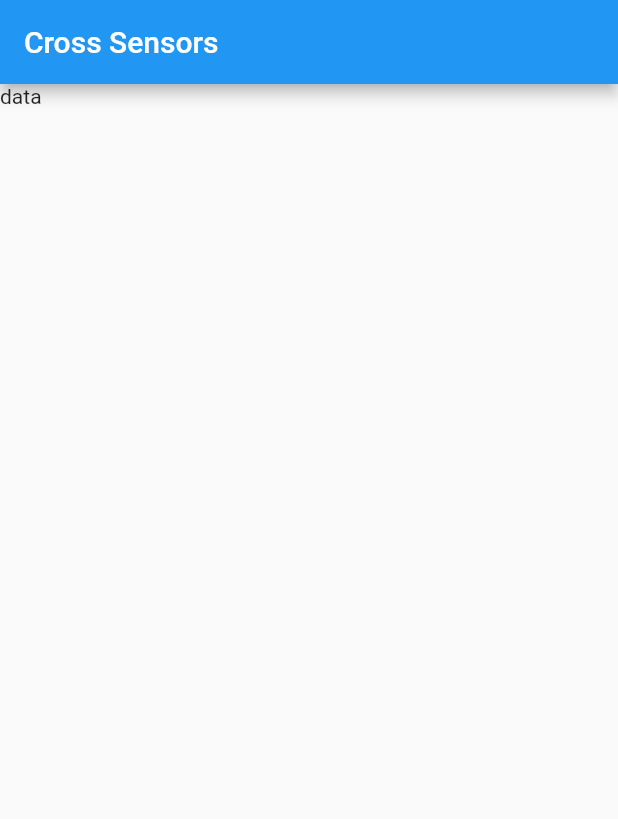
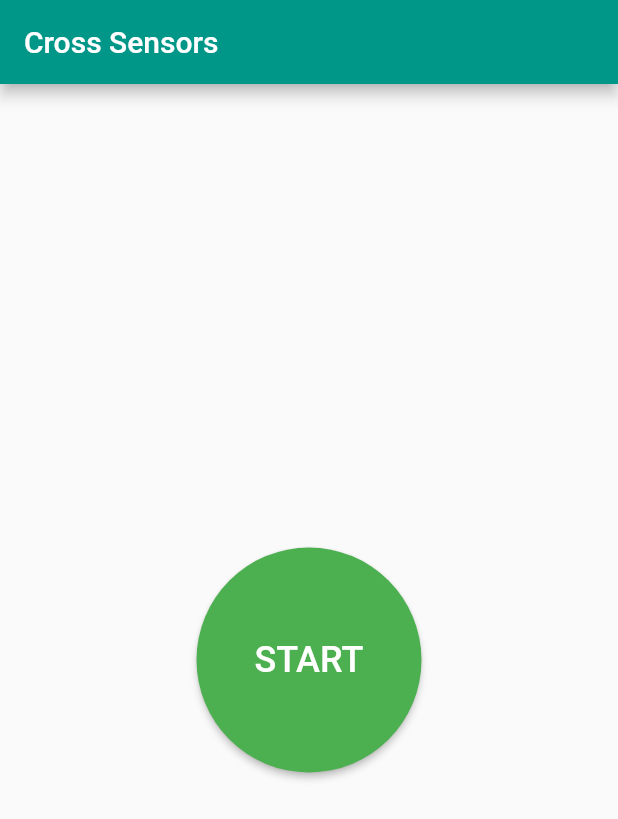
Before and after one commit to minikin/cross-sensors, a Flutter app: the screen it shows after launch, on a phone screen of 412 x 824 dp. Shown: the top 819 px of the screen. Run offline on Flutter 3.47's test engine with Material 2 defaults, Android fonts, the phone set to English and light mode, and no system bars.

Commit message:
Update Home

```diff
--- a/lib/screens/home.dart
+++ b/lib/screens/home.dart
@@ -7,15 +7,47 @@ class Home extends StatefulWidget {
 }
 
 class _HomeState extends State<Home> {
+  var _buttonColor = Colors.green;
+  var _buttonText = 'START';
+  var _buttonBressed = false;
+
   @override
   Widget build(BuildContext context) {
     return Scaffold(
       appBar: AppBar(
         title: Text('Cross Sensors'),
+        backgroundColor: Colors.teal,
       ),
       body: SafeArea(
-        child: Container(
-          child: Text('data'),
+        child: Center(
+          child: Container(
+            width: 150,
+            height: 150,
+            child: RaisedButton(
+              color: _buttonColor,
+              child: Text(
+                _buttonText,
+                style: TextStyle(
+                  color: Colors.white,
+                  fontSize: 24,
+                ),
+              ),
+              onPressed: () {
+                _buttonBressed = !_buttonBressed;
+                setState(() {
+                  if (_buttonBressed) {
+                    _buttonText = "STOP";
+                    _buttonColor = Colors.red;
+                  } else {
+                    _buttonText = "START";
+                    _buttonColor = Colors.green;
+                  }
+                });
+              },
+              shape: RoundedRectangleBorder(
+                  borderRadius: BorderRadius.circular(75)),
+            ),
+          ),
         ),
       ),
     );
--- a/pubspec.yaml
+++ b/pubspec.yaml
@@ -17,7 +17,6 @@ dependencies:
   cupertino_icons: ^0.1.2
   firebase_core: ^0.3.4
   firebase_performance: ^0.1.1
-  firebase: ^5.0.3
   path_provider: ^0.5.0+1
   sensors: ^0.4.0+1
 
```
Also changed, not shown: lib/models/sensor.dart (+6 -6 lines), pubspec.lock, 1 other file.
